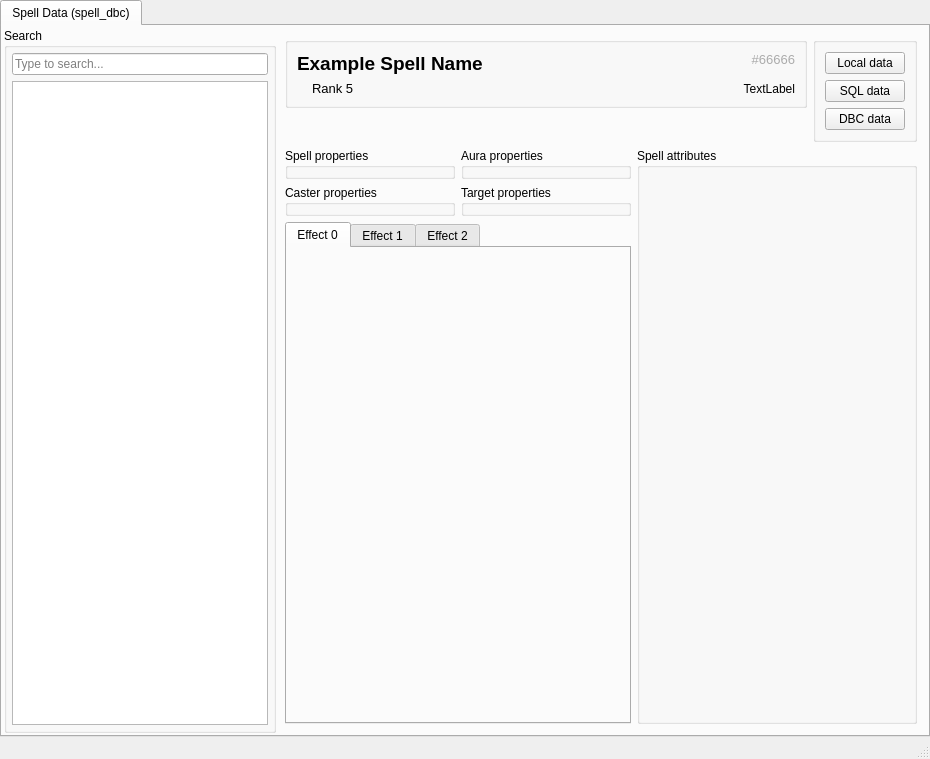
The window that src/dbedit/UI/MainWindow.ui (mehdi59200/TrinityCore) describes before a commit, drawn with Qt 5.
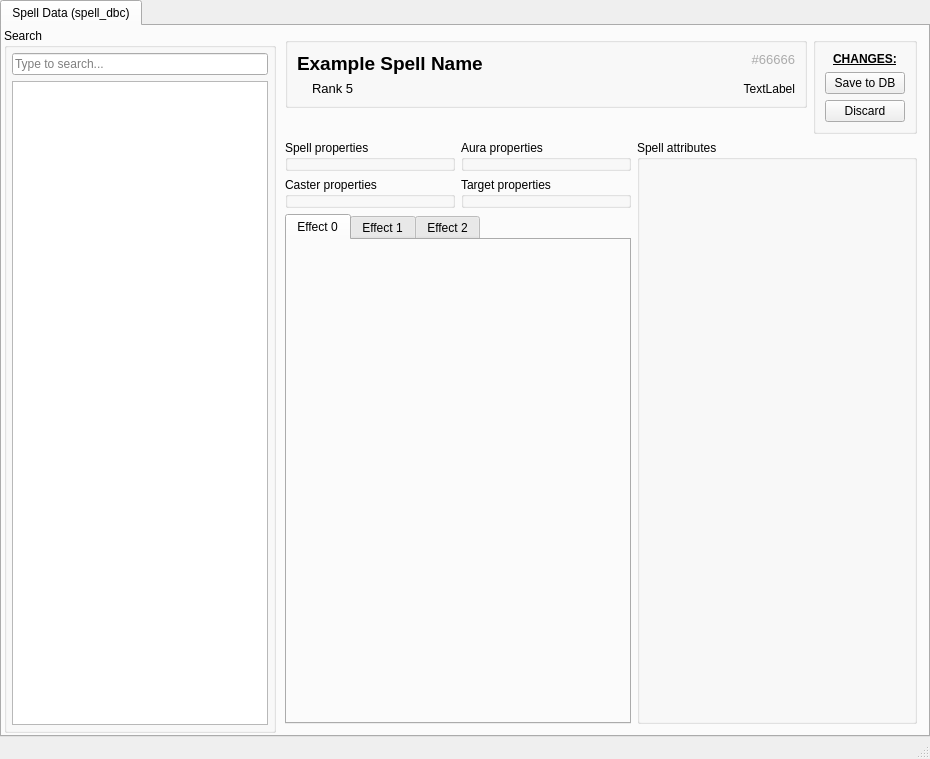
The same window after the commit. The open tabs and pages were chosen to show the change. Custom widgets are drawn as their Qt base class.

Patch:
```diff
--- a/src/dbedit/UI/MainWindow.ui
+++ b/src/dbedit/UI/MainWindow.ui
@@ -216,10 +216,39 @@
               <set>Qt::AlignRight|Qt::AlignTrailing|Qt::AlignVCenter</set>
              </property>
              <layout class="QVBoxLayout" name="verticalLayout_4">
+              <property name="leftMargin">
+               <number>0</number>
+              </property>
+              <property name="topMargin">
+               <number>0</number>
+              </property>
+              <property name="rightMargin">
+               <number>0</number>
+              </property>
+              <property name="bottomMargin">
+               <number>0</number>
+              </property>
               <item>
-               <widget class="QPushButton" name="_buttonLocal">
+               <widget class="QStackedWidget" name="_sourcePageSelector">
+                <property name="currentIndex">
+                 <number>0</number>
+                </property>
+                <widget class="QWidget" name="page">
+                 <layout class="QVBoxLayout" name="verticalLayout_3">
+                  <item>
+                   <widget class="QLabel" name="label">
+                    <property name="font">
+                     <font>
+                      <weight>75</weight>
+                      <bold>true</bold>
+                      <underline>true</underline>
+                     </font>
+                    </property>
                 <property name="text">
-                 <string>Local data</string>
+                     <string>VIEW:</string>
+                    </property>
+                    <property name="alignment">
+                     <set>Qt::AlignCenter</set>
                 </property>
                </widget>
               </item>
@@ -235,6 +264,45 @@
                 <property name="text">
                  <string>DBC data</string>
                 </property>
+                   </widget>
+                  </item>
+                 </layout>
+                </widget>
+                <widget class="QWidget" name="page_2">
+                 <layout class="QVBoxLayout" name="verticalLayout_5">
+                  <item>
+                   <widget class="QLabel" name="label_2">
+                    <property name="font">
+                     <font>
+                      <weight>75</weight>
+                      <bold>true</bold>
+                      <underline>true</underline>
+                     </font>
+                    </property>
+                    <property name="text">
+                     <string>CHANGES:</string>
+                    </property>
+                    <property name="alignment">
+                     <set>Qt::AlignCenter</set>
+                    </property>
+                   </widget>
+                  </item>
+                  <item>
+                   <widget class="QPushButton" name="_buttonSave">
+                    <property name="text">
+                     <string>Save to DB</string>
+                    </property>
+                   </widget>
+                  </item>
+                  <item>
+                   <widget class="QPushButton" name="_buttonDiscard">
+                    <property name="text">
+                     <string>Discard</string>
+                    </property>
+                   </widget>
+                  </item>
+                 </layout>
+                </widget>
                </widget>
               </item>
              </layout>
```
Lines whose indentation alone changed are shown as unchanged.
